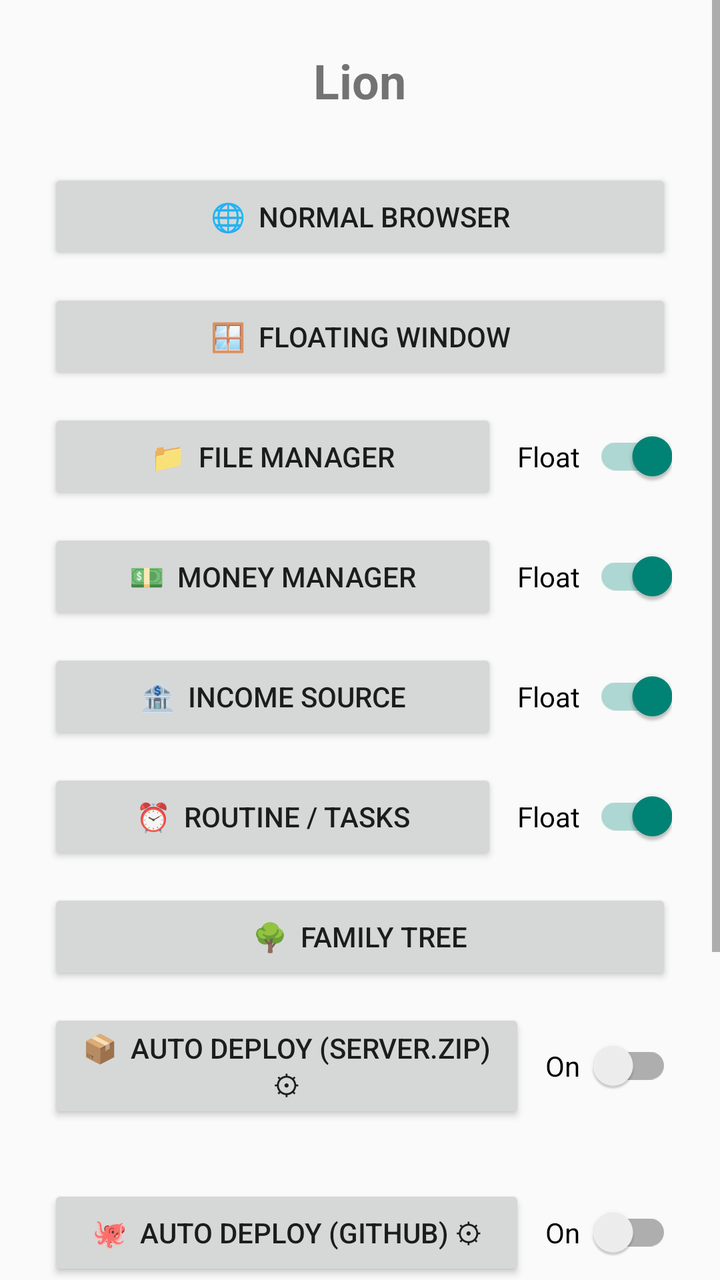
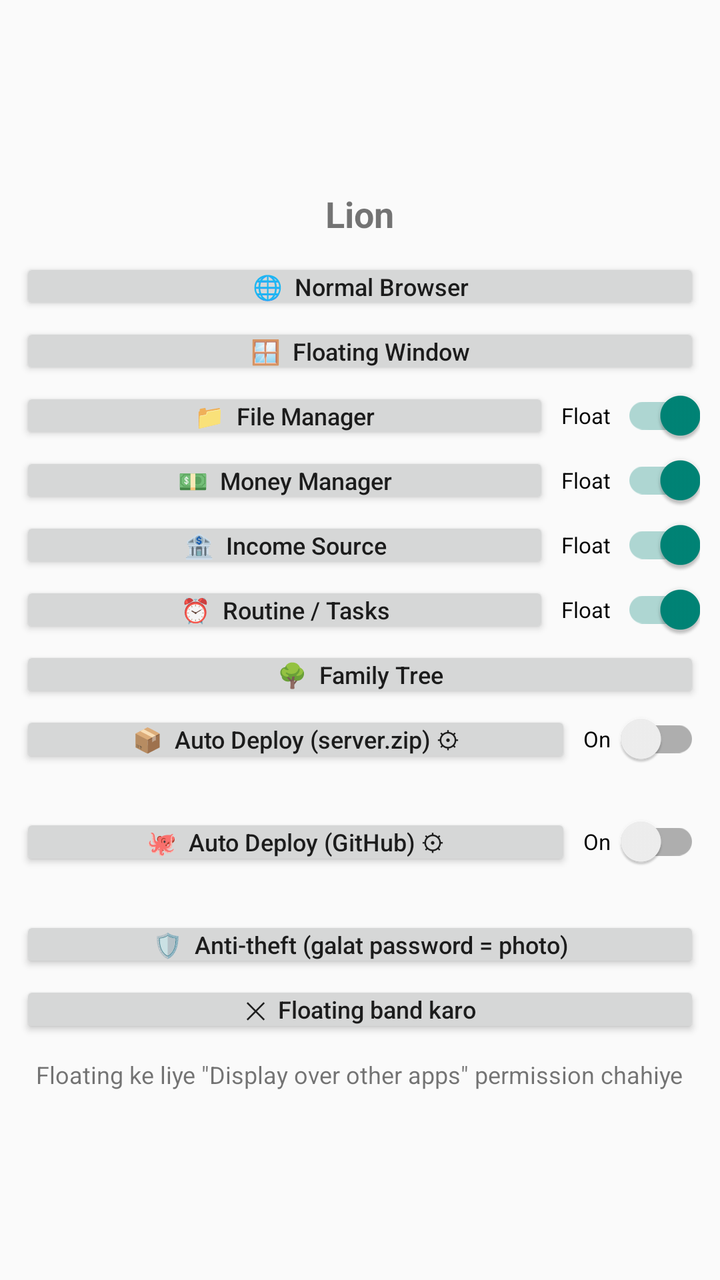

Before-and-after screenshots of an Android layout around one commit, followed by the original layout XML and the change that was made.
<!-- AndroidManifest.xml: application theme AppTheme -->
<!-- res/layout/activity_main.xml -->
<?xml version="1.0" encoding="utf-8"?>
<ScrollView xmlns:android="http://schemas.android.com/apk/res/android"
    android:layout_width="match_parent"
    android:layout_height="match_parent"
    android:fillViewport="true"
    android:fitsSystemWindows="true">

<LinearLayout
    android:layout_width="match_parent"
    android:layout_height="wrap_content"
    android:gravity="center"
    android:orientation="vertical"
    android:padding="24dp">

    <TextView
        android:layout_width="wrap_content"
        android:layout_height="wrap_content"
        android:layout_marginBottom="28dp"
        android:text="Lion"
        android:textSize="24sp"
        android:textStyle="bold" />

    <Button
        android:id="@+id/btnBrowser"
        android:layout_width="match_parent"
        android:layout_height="wrap_content"
        android:layout_marginBottom="12dp"
        android:text="🌐  Normal Browser" />

    <Button
        android:id="@+id/btnFloating"
        android:layout_width="match_parent"
        android:layout_height="wrap_content"
        android:layout_marginBottom="12dp"
        android:text="🪟  Floating Window" />

    <LinearLayout
        android:layout_width="match_parent"
        android:layout_height="wrap_content"
        android:layout_marginBottom="12dp"
        android:gravity="center_vertical"
        android:orientation="horizontal">

        <Button
            android:id="@+id/btnFiles"
            android:layout_width="0dp"
            android:layout_height="wrap_content"
            android:layout_weight="1"
            android:text="📁  File Manager" />

        <androidx.appcompat.widget.SwitchCompat
            android:id="@+id/swFiles"
            android:layout_width="wrap_content"
            android:layout_height="wrap_content"
            android:layout_marginStart="10dp"
            android:checked="true"
            android:text="Float  " />
    </LinearLayout>

    <LinearLayout
        android:layout_width="match_parent"
        android:layout_height="wrap_content"
        android:layout_marginBottom="12dp"
        android:gravity="center_vertical"
        android:orientation="horizontal">

        <Button
            android:id="@+id/btnMoney"
            android:layout_width="0dp"
            android:layout_height="wrap_content"
            android:layout_weight="1"
            android:text="💵  Money Manager" />

        <androidx.appcompat.widget.SwitchCompat
            android:id="@+id/swMoney"
            android:layout_width="wrap_content"
            android:layout_height="wrap_content"
            android:layout_marginStart="10dp"
            android:checked="true"
            android:text="Float  " />
    </LinearLayout>

    <LinearLayout
        android:layout_width="match_parent"
        android:layout_height="wrap_content"
        android:layout_marginBottom="12dp"
        android:gravity="center_vertical"
        android:orientation="horizontal">

        <Button
            android:id="@+id/btnIncome"
            android:layout_width="0dp"
            android:layout_height="wrap_content"
            android:layout_weight="1"
            android:text="🏦  Income Source" />

        <androidx.appcompat.widget.SwitchCompat
            android:id="@+id/swIncome"
            android:layout_width="wrap_content"
            android:layout_height="wrap_content"
            android:layout_marginStart="10dp"
            android:checked="true"
            android:text="Float  " />
    </LinearLayout>

    <LinearLayout
        android:layout_width="match_parent"
        android:layout_height="wrap_content"
        android:layout_marginBottom="12dp"
        android:gravity="center_vertical"
        android:orientation="horizontal">

        <Button
            android:id="@+id/btnRoutine"
            android:layout_width="0dp"
            android:layout_height="wrap_content"
            android:layout_weight="1"
            android:text="⏰  Routine / Tasks" />

        <androidx.appcompat.widget.SwitchCompat
            android:id="@+id/swRoutine"
            android:layout_width="wrap_content"
            android:layout_height="wrap_content"
            android:layout_marginStart="10dp"
            android:checked="true"
            android:text="Float  " />
    </LinearLayout>

    <Button
        android:id="@+id/btnFamily"
        android:layout_width="match_parent"
        android:layout_height="wrap_content"
        android:layout_marginBottom="12dp"
        android:text="🌳  Family Tree" />

    <LinearLayout
        android:layout_width="match_parent"
        android:layout_height="wrap_content"
        android:layout_marginBottom="4dp"
        android:gravity="center_vertical"
        android:orientation="horizontal">

        <Button
            android:id="@+id/btnDeploy"
            android:layout_width="0dp"
            android:layout_height="wrap_content"
            android:layout_weight="1"
            android:text="📦  Auto Deploy (server.zip) ⚙" />

        <androidx.appcompat.widget.SwitchCompat
            android:id="@+id/swDeploy"
            android:layout_width="wrap_content"
            android:layout_height="wrap_content"
            android:layout_marginStart="10dp"
            android:text="On  " />
    </LinearLayout>

    <TextView
        android:id="@+id/tvDeployStatus"
        android:layout_width="match_parent"
        android:layout_height="wrap_content"
        android:layout_marginBottom="12dp"
        android:textSize="11sp" />

    <LinearLayout
        android:layout_width="match_parent"
        android:layout_height="wrap_content"
        android:layout_marginBottom="4dp"
        android:gravity="center_vertical"
        android:orientation="horizontal">

        <Button
            android:id="@+id/btnGit"
            android:layout_width="0dp"
            android:layout_height="wrap_content"
            android:layout_weight="1"
            android:text="🐙  Auto Deploy (GitHub) ⚙" />

        <androidx.appcompat.widget.SwitchCompat
            android:id="@+id/swGit"
            android:layout_width="wrap_content"
            android:layout_height="wrap_content"
            android:layout_marginStart="10dp"
            android:text="On  " />
    </LinearLayout>

    <TextView
        android:id="@+id/tvGitStatus"
        android:layout_width="match_parent"
        android:layout_height="wrap_content"
        android:layout_marginBottom="12dp"
        android:textSize="11sp" />

    <Button
        android:id="@+id/btnTheft"
        android:layout_width="match_parent"
        android:layout_height="wrap_content"
        android:layout_marginBottom="12dp"
        android:text="🛡️  Anti-theft (galat password = photo)" />

    <Button
        android:id="@+id/btnStopFloating"
        android:layout_width="match_parent"
        android:layout_height="wrap_content"
        android:text="✕  Floating band karo" />

    <TextView
        android:layout_width="wrap_content"
        android:layout_height="wrap_content"
        android:layout_marginTop="20dp"
        android:gravity="center"
        android:text="Floating ke liye &quot;Display over other apps&quot; permission chahiye"
        android:textSize="12sp" />
</LinearLayout>
</ScrollView>
<!-- resources referenced by this layout -->
<resources>
  <style name="AppTheme" parent="Theme.AppCompat.DayNight.NoActionBar" />
</resources>

<!-- the commit's change to res/layout/activity_main.xml (unified diff, before → after) -->
@@ -10,38 +10,41 @@
     android:layout_height="wrap_content"
     android:gravity="center"
     android:orientation="vertical"
-    android:padding="24dp">
+    android:padding="10dp">
 
     <TextView
         android:layout_width="wrap_content"
         android:layout_height="wrap_content"
-        android:layout_marginBottom="28dp"
+        android:layout_marginBottom="10dp"
         android:text="Lion"
-        android:textSize="24sp"
+        android:textSize="18sp"
         android:textStyle="bold" />
 
     <Button
+        style="@style/CompactButton"
         android:id="@+id/btnBrowser"
         android:layout_width="match_parent"
         android:layout_height="wrap_content"
-        android:layout_marginBottom="12dp"
+        android:layout_marginBottom="4dp"
         android:text="🌐  Normal Browser" />
 
     <Button
+        style="@style/CompactButton"
         android:id="@+id/btnFloating"
         android:layout_width="match_parent"
         android:layout_height="wrap_content"
-        android:layout_marginBottom="12dp"
+        android:layout_marginBottom="4dp"
         android:text="🪟  Floating Window" />
 
     <LinearLayout
         android:layout_width="match_parent"
         android:layout_height="wrap_content"
-        android:layout_marginBottom="12dp"
-        android:gravity="center_vertical"
-        android:orientation="horizontal">
-
-        <Button
+        android:layout_marginBottom="4dp"
+        android:gravity="center_vertical"
+        android:orientation="horizontal">
+
+        <Button
+        style="@style/CompactButton"
             android:id="@+id/btnFiles"
             android:layout_width="0dp"
             android:layout_height="wrap_content"
@@ -52,19 +55,21 @@
             android:id="@+id/swFiles"
             android:layout_width="wrap_content"
             android:layout_height="wrap_content"
-            android:layout_marginStart="10dp"
-            android:checked="true"
-            android:text="Float  " />
-    </LinearLayout>
-
-    <LinearLayout
-        android:layout_width="match_parent"
-        android:layout_height="wrap_content"
-        android:layout_marginBottom="12dp"
-        android:gravity="center_vertical"
-        android:orientation="horizontal">
-
-        <Button
+            android:layout_marginStart="6dp"
+            android:textSize="11sp"
+            android:checked="true"
+            android:text="Float  " />
+    </LinearLayout>
+
+    <LinearLayout
+        android:layout_width="match_parent"
+        android:layout_height="wrap_content"
+        android:layout_marginBottom="4dp"
+        android:gravity="center_vertical"
+        android:orientation="horizontal">
+
+        <Button
+        style="@style/CompactButton"
             android:id="@+id/btnMoney"
             android:layout_width="0dp"
             android:layout_height="wrap_content"
@@ -75,19 +80,21 @@
             android:id="@+id/swMoney"
             android:layout_width="wrap_content"
             android:layout_height="wrap_content"
-            android:layout_marginStart="10dp"
-            android:checked="true"
-            android:text="Float  " />
-    </LinearLayout>
-
-    <LinearLayout
-        android:layout_width="match_parent"
-        android:layout_height="wrap_content"
-        android:layout_marginBottom="12dp"
-        android:gravity="center_vertical"
-        android:orientation="horizontal">
-
-        <Button
+            android:layout_marginStart="6dp"
+            android:textSize="11sp"
+            android:checked="true"
+            android:text="Float  " />
+    </LinearLayout>
+
+    <LinearLayout
+        android:layout_width="match_parent"
+        android:layout_height="wrap_content"
+        android:layout_marginBottom="4dp"
+        android:gravity="center_vertical"
+        android:orientation="horizontal">
+
+        <Button
+        style="@style/CompactButton"
             android:id="@+id/btnIncome"
             android:layout_width="0dp"
             android:layout_height="wrap_content"
@@ -98,19 +105,21 @@
             android:id="@+id/swIncome"
             android:layout_width="wrap_content"
             android:layout_height="wrap_content"
-            android:layout_marginStart="10dp"
-            android:checked="true"
-            android:text="Float  " />
-    </LinearLayout>
-
-    <LinearLayout
-        android:layout_width="match_parent"
-        android:layout_height="wrap_content"
-        android:layout_marginBottom="12dp"
-        android:gravity="center_vertical"
-        android:orientation="horizontal">
-
-        <Button
+            android:layout_marginStart="6dp"
+            android:textSize="11sp"
+            android:checked="true"
+            android:text="Float  " />
+    </LinearLayout>
+
+    <LinearLayout
+        android:layout_width="match_parent"
+        android:layout_height="wrap_content"
+        android:layout_marginBottom="4dp"
+        android:gravity="center_vertical"
+        android:orientation="horizontal">
+
+        <Button
+        style="@style/CompactButton"
             android:id="@+id/btnRoutine"
             android:layout_width="0dp"
             android:layout_height="wrap_content"
@@ -121,16 +130,18 @@
             android:id="@+id/swRoutine"
             android:layout_width="wrap_content"
             android:layout_height="wrap_content"
-            android:layout_marginStart="10dp"
-            android:checked="true"
-            android:text="Float  " />
-    </LinearLayout>
-
-    <Button
+            android:layout_marginStart="6dp"
+            android:textSize="11sp"
+            android:checked="true"
+            android:text="Float  " />
+    </LinearLayout>
+
+    <Button
+        style="@style/CompactButton"
         android:id="@+id/btnFamily"
         android:layout_width="match_parent"
         android:layout_height="wrap_content"
-        android:layout_marginBottom="12dp"
+        android:layout_marginBottom="4dp"
         android:text="🌳  Family Tree" />
 
     <LinearLayout
@@ -141,6 +152,7 @@
         android:orientation="horizontal">
 
         <Button
+        style="@style/CompactButton"
             android:id="@+id/btnDeploy"
             android:layout_width="0dp"
             android:layout_height="wrap_content"
@@ -151,7 +163,8 @@
             android:id="@+id/swDeploy"
             android:layout_width="wrap_content"
             android:layout_height="wrap_content"
-            android:layout_marginStart="10dp"
+            android:layout_marginStart="6dp"
+            android:textSize="11sp"
             android:text="On  " />
     </LinearLayout>
 
@@ -159,7 +172,7 @@
         android:id="@+id/tvDeployStatus"
         android:layout_width="match_parent"
         android:layout_height="wrap_content"
-        android:layout_marginBottom="12dp"
+        android:layout_marginBottom="4dp"
         android:textSize="11sp" />
 
     <LinearLayout
@@ -170,6 +183,7 @@
         android:orientation="horizontal">
 
         <Button
+        style="@style/CompactButton"
             android:id="@+id/btnGit"
             android:layout_width="0dp"
             android:layout_height="wrap_content"
@@ -180,7 +194,8 @@
             android:id="@+id/swGit"
             android:layout_width="wrap_content"
             android:layout_height="wrap_content"
-            android:layout_marginStart="10dp"
+            android:layout_marginStart="6dp"
+            android:textSize="11sp"
             android:text="On  " />
     </LinearLayout>
 
@@ -188,17 +203,19 @@
         android:id="@+id/tvGitStatus"
         android:layout_width="match_parent"
         android:layout_height="wrap_content"
-        android:layout_marginBottom="12dp"
+        android:layout_marginBottom="4dp"
         android:textSize="11sp" />
 
     <Button
+        style="@style/CompactButton"
         android:id="@+id/btnTheft"
         android:layout_width="match_parent"
         android:layout_height="wrap_content"
-        android:layout_marginBottom="12dp"
+        android:layout_marginBottom="4dp"
         android:text="🛡️  Anti-theft (galat password = photo)" />
 
     <Button
+        style="@style/CompactButton"
         android:id="@+id/btnStopFloating"
         android:layout_width="match_parent"
         android:layout_height="wrap_content"
@@ -207,7 +224,7 @@
     <TextView
         android:layout_width="wrap_content"
         android:layout_height="wrap_content"
-        android:layout_marginTop="20dp"
+        android:layout_marginTop="10dp"
         android:gravity="center"
         android:text="Floating ke liye &quot;Display over other apps&quot; permission chahiye"
         android:textSize="12sp" />
<!-- resource entries referenced after the edit -->
@@ -1,5 +1,15 @@
 <!-- resources referenced by this layout -->
 <resources>
+  <style name="CompactButton" parent="Widget.AppCompat.Button">
+          <item name="android:minHeight">0dp</item>
+          <item name="android:minWidth">0dp</item>
+          <item name="android:paddingTop">6dp</item>
+          <item name="android:paddingBottom">6dp</item>
+          <item name="android:paddingStart">12dp</item>
+          <item name="android:paddingEnd">12dp</item>
+          <item name="android:textSize">12sp</item>
+          <item name="android:textAllCaps">false</item>
+      </style>
   <style name="AppTheme" parent="Theme.AppCompat.DayNight.NoActionBar" />
 </resources>
 
